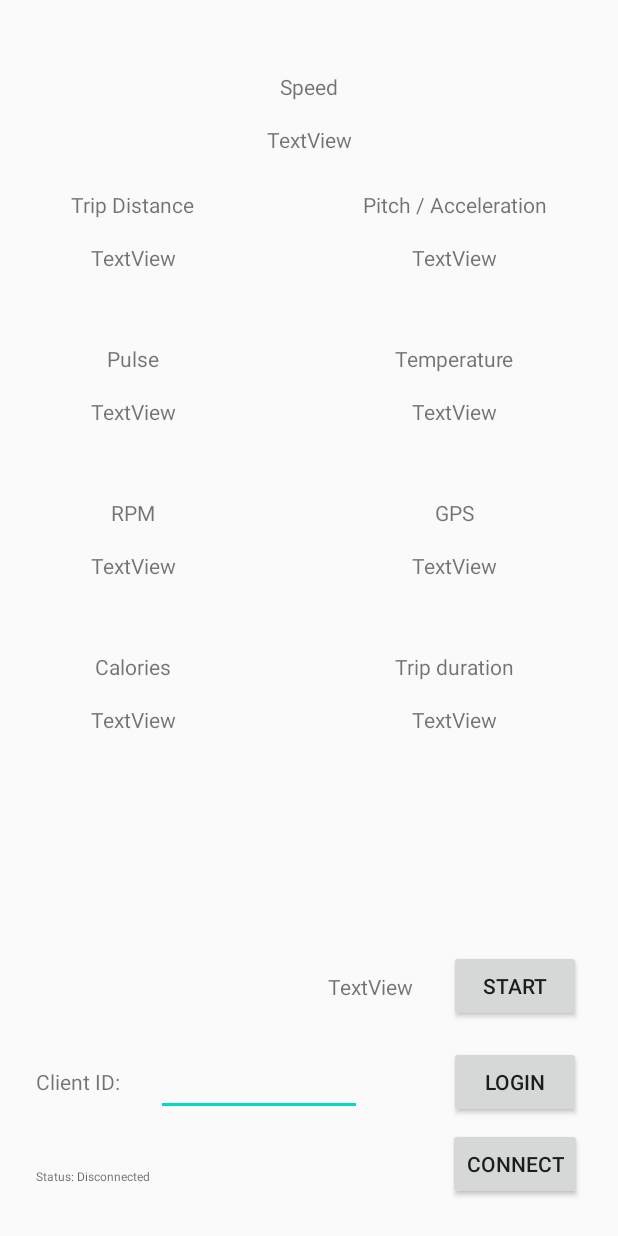
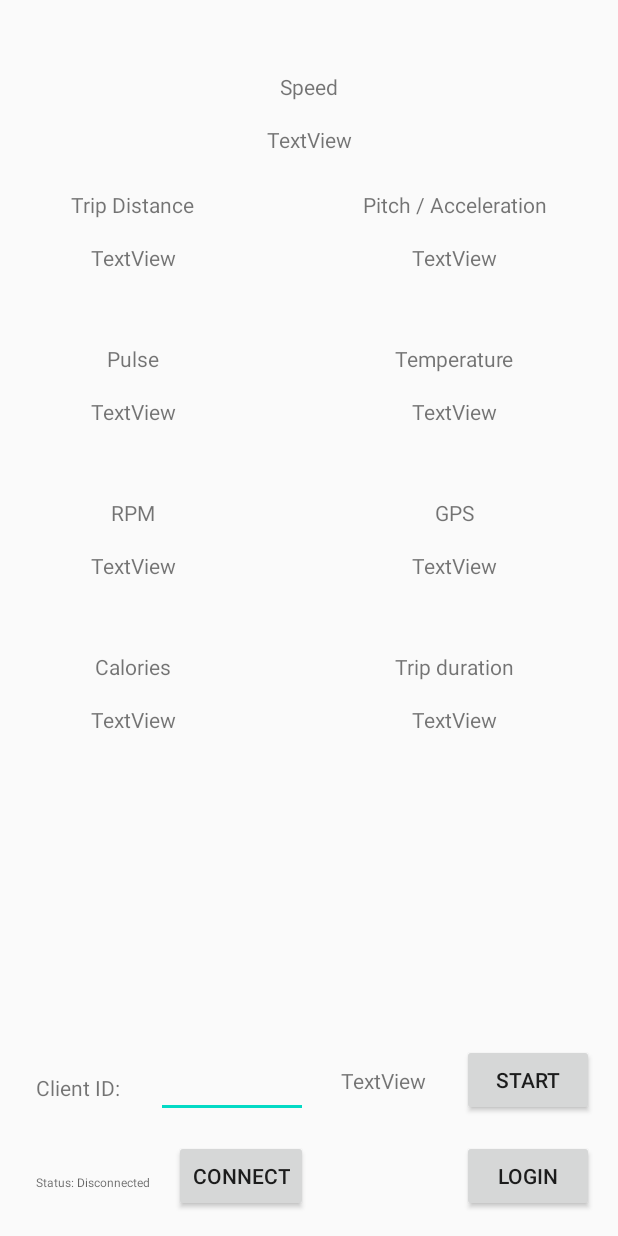
Before and after one commit to Max-Leopold/MeBike, an Android app: the layout main_display.xml on its own in the app's theme, with its tools: preview values and no code run, on a phone screen of 412 x 824 dp. Run offline under Robolectric (Android 15) with nearby library versions, the light colour scheme and no system bars; network calls fail.

Commit message:
Tried to fix some things

```diff
--- a/MeBikeApp/app/src/main/res/layout/main_display.xml
+++ b/MeBikeApp/app/src/main/res/layout/main_display.xml
@@ -26,11 +26,11 @@
         android:layout_height="wrap_content"
         android:layout_alignParentStart="true"
         android:layout_alignParentTop="true"
-        android:layout_marginEnd="24dp"
-        android:layout_marginBottom="24dp"
+        android:layout_marginStart="16dp"
+        android:layout_marginBottom="16dp"
         android:text="@string/connect"
         app:layout_constraintBottom_toBottomOf="parent"
-        app:layout_constraintEnd_toEndOf="parent" />
+        app:layout_constraintStart_toEndOf="@+id/communicate_connection_text" />
 
     <TextView
         android:id="@+id/speedLabel"
@@ -216,8 +216,8 @@
 
     <EditText
         android:id="@+id/clientID"
-        android:layout_width="137dp"
-        android:layout_height="45dp"
+        android:layout_width="101dp"
+        android:layout_height="40dp"
         android:layout_marginStart="24dp"
         android:ems="10"
         android:inputType="textPersonName"
@@ -229,11 +229,11 @@
         android:id="@+id/loginBtn"
         android:layout_width="wrap_content"
         android:layout_height="wrap_content"
+        android:layout_marginEnd="16dp"
+        android:layout_marginBottom="16dp"
         android:text="@string/login_button"
-        app:layout_constraintBottom_toBottomOf="@+id/clientID"
-        app:layout_constraintEnd_toEndOf="@+id/communicate_connect"
-        app:layout_constraintStart_toStartOf="@+id/communicate_connect"
-        app:layout_constraintTop_toTopOf="@+id/clientID" />
+        app:layout_constraintBottom_toBottomOf="parent"
+        app:layout_constraintEnd_toEndOf="parent" />
 
     <TextView
         android:id="@+id/textView"
```
Also changed, not shown: MeBikeApp/app/src/main/java/de/hhn/mebike/mebikeapp/ArduinoData.java (+7 -3 lines), MeBikeApp/app/src/main/java/de/hhn/mebike/mebikeapp/CommunicateActivity.java (+63 -5 lines).
